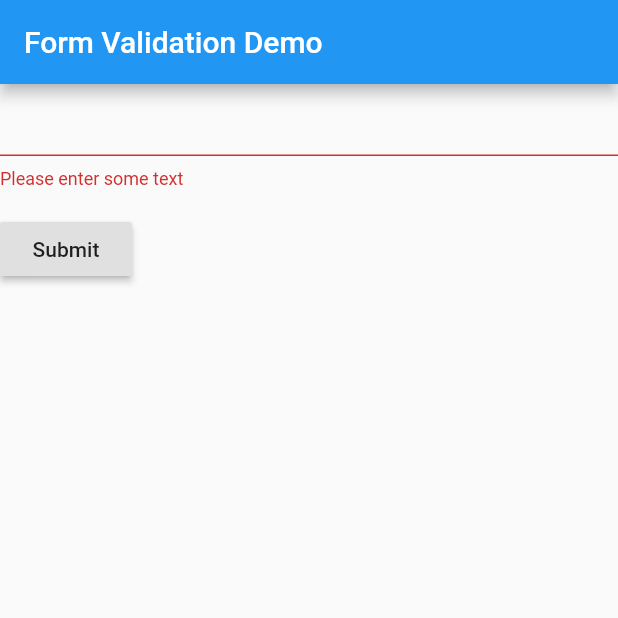
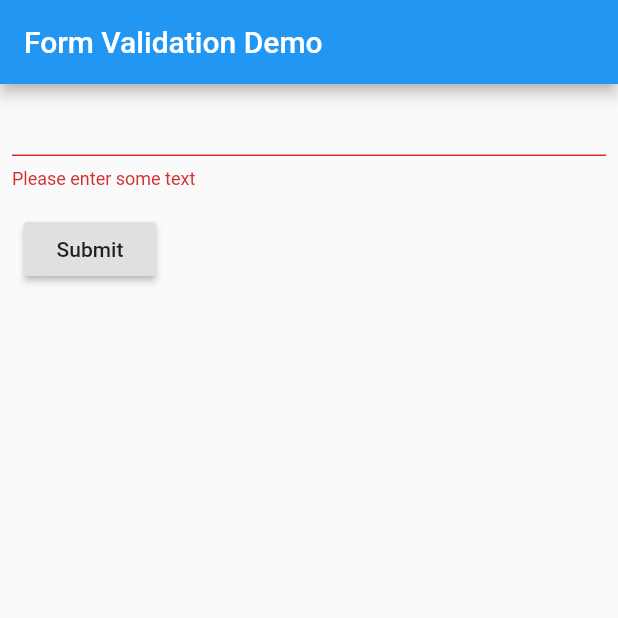
Before and after one commit to ChouTingHsiao/FlutterRabbitMQ, a Flutter app: the screen it shows after launch, after a tap on "Submit", on a phone screen of 412 x 824 dp, the top half of it. Run offline on Flutter 3.47's test engine with Material 2 defaults, Android fonts, the phone set to English and light mode, and no system bars; our stand-ins replace flutter_local_notifications, vibration; missing offline and left inert: dart_amqp, rich_alert; statements that could not run were skipped.

```diff
--- a/lib/main.dart
+++ b/lib/main.dart
@@ -2,6 +2,8 @@ import 'package:flutter/material.dart';
 import "package:dart_amqp/dart_amqp.dart";
 import 'package:rich_alert/rich_alert.dart';
 import 'package:vibration/vibration.dart';
+import 'package:flutter_local_notifications/flutter_local_notifications.dart';
+
 
 void main() => runApp(MyApp());
 
@@ -40,18 +42,19 @@ class MyCustomFormState extends State<MyCustomForm> {
   // not a GlobalKey<MyCustomFormState>.
   final _formKey = GlobalKey<FormState>();
   static ConnectionSettings settings = new ConnectionSettings(
-      host : "YouHostIp",
-      authProvider : new PlainAuthenticator("YourAccount", "YourPassword")
+      host : "You Host",
+      authProvider : new PlainAuthenticator("Your Account", "Your Password")
   );
   final  _client = new Client(settings: settings);
-  String _msg="",_sendmsg="";
+  final flutterLocalNotificationsPlugin = new FlutterLocalNotificationsPlugin();
+  //String _msg="",_sendmsg="";
 
   @override
   void initState() {
     super.initState();
 
-    sendRabbitMq('test');
     initRabbitMq();
+    initNotification();
   }
 
   @override
@@ -68,7 +71,10 @@ class MyCustomFormState extends State<MyCustomForm> {
       child: Column(
         crossAxisAlignment: CrossAxisAlignment.start,
         children: <Widget>[
-          TextFormField(
+          Padding(
+            //左边添加8像素补白
+            padding: const EdgeInsets.only(left: 8.0,top:0.0,right:8.0,bottom:0.0),
+            child: TextFormField(
               validator: (value) {
                 if (value.isEmpty) {
                   return 'Please enter some text';
@@ -79,8 +85,10 @@ class MyCustomFormState extends State<MyCustomForm> {
                 return null;
               },
             ),
+          ),
+
           Padding(
-            padding: const EdgeInsets.symmetric(vertical: 16.0),
+            padding: const EdgeInsets.symmetric(vertical: 16.0,horizontal: 16.0),
             child: RaisedButton(
               onPressed: () {
                 // Validate returns true if the form is valid, or false
@@ -110,7 +118,7 @@ class MyCustomFormState extends State<MyCustomForm> {
 
 
           // Get the payload as a string
-          _msg= " [x] Received string: ${message.payloadAsString}";
+//          _msg= " [x] Received string: ${message.payloadAsString}";
 
           // Or unSerialize to json
           //_msg= " ${consumer.queue.name} Received json: ${message.payloadAsJson}";
@@ -120,17 +128,20 @@ class MyCustomFormState extends State<MyCustomForm> {
 
           // The message object contains helper methods for
           // replying, ack-ing and rejecting
-          Vibration.vibrate(duration: 1000);
-          showDialog(
-              context: context,
-              builder: (BuildContext context) {
-                return RichAlertDialog( //uses the custom alert dialog
-                  alertTitle: richTitle("Alert title"),
-                  alertSubtitle: richSubtitle('$_msg'),
-                  alertType: RichAlertType.WARNING,
-                );
-              }
-          );
+//
+//          Vibration.vibrate(duration: 1000);
+//          showDialog(
+//              context: context,
+//              builder: (BuildContext context) {
+//                return RichAlertDialog( //uses the custom alert dialog
+//                  alertTitle: richTitle("Alert title"),
+//                  alertSubtitle: richSubtitle('$_msg'),
+//                  alertType: RichAlertType.WARNING,
+//                );
+//              }
+//          );
+
+          notification("Received : ${message.payloadAsString}");
 
           //message.reply("world");
 
@@ -152,4 +163,45 @@ class MyCustomFormState extends State<MyCustomForm> {
 
   }
 
+  void initNotification(){
+
+    var initializationSettingsAndroid =
+    new AndroidInitializationSettings('ic_launcher');
+    var initializationSettingsIOS = new IOSInitializationSettings();
+    var initializationSettings = new InitializationSettings(
+        initializationSettingsAndroid, initializationSettingsIOS);
+    flutterLocalNotificationsPlugin.initialize(initializationSettings,
+        onSelectNotification: onSelectNotification);
+
   }
+
+  Future onSelectNotification(String payload) async {
+    showDialog(
+      context: context,
+      builder: (_) {
+        return new AlertDialog(
+          title: Text("PayLoad"),
+          content: Text("Payload : $payload"),
+        );
+      },
+    );
+  }
+
+  Future notification(String msg) async{
+
+    var androidPlatformChannelSpecifics = AndroidNotificationDetails(
+        'your channel id', 'your channel name', 'your channel description',
+        importance: Importance.Max, priority: Priority.High, ticker: 'ticker');
+    var iOSPlatformChannelSpecifics = IOSNotificationDetails();
+    var platformChannelSpecifics = NotificationDetails(
+        androidPlatformChannelSpecifics, iOSPlatformChannelSpecifics);
+    await flutterLocalNotificationsPlugin.show(
+        0, 'RabbitMQ',msg, platformChannelSpecifics,
+        payload: 'item x');
+
+  }
+
+
+
+
+}
--- a/pubspec.yaml
+++ b/pubspec.yaml
@@ -29,6 +29,8 @@ dependencies:
 
   #alert
   rich_alert: ^0.1.32
+  #notifications
+  flutter_local_notifications: ^0.8.2
 
   #vibration:
   vibration: 1.0.2
@@ -57,6 +59,7 @@ flutter:
   # An image asset can refer to one or more resolution-specific "variants", see
   # https://flutter.dev/assets-and-images/#resolution-aware.
 
+
   # For details regarding adding assets from package dependencies, see
   # https://flutter.dev/assets-and-images/#from-packages
 
```
Also changed, not shown: pubspec.lock, 3 other files. Lines whose indentation alone changed are shown as unchanged.
